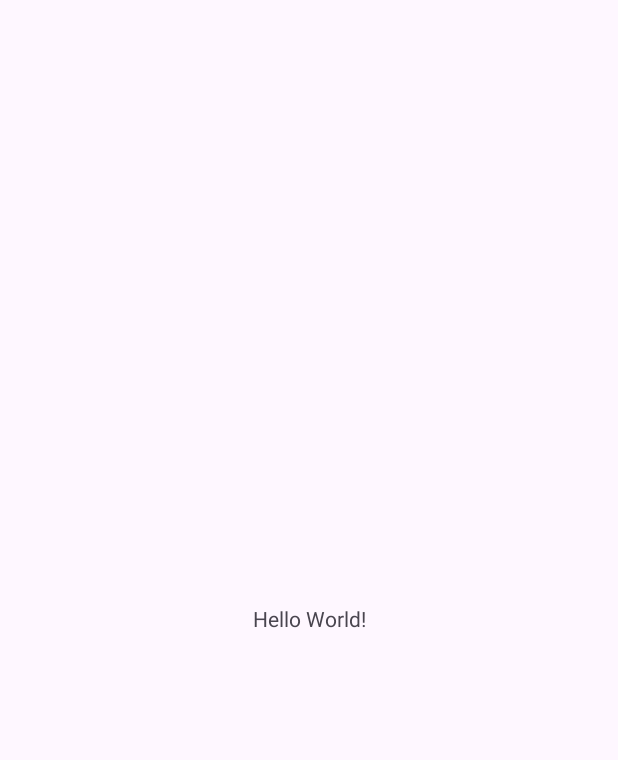
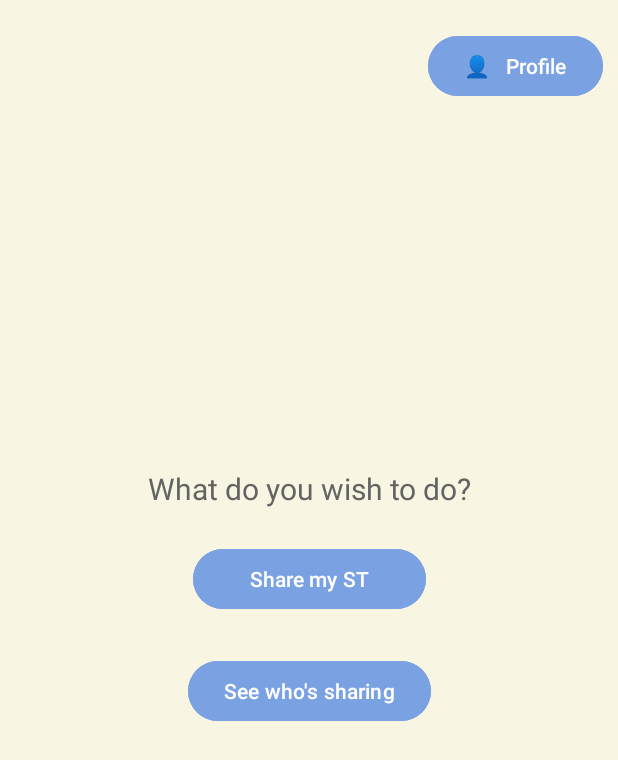
Before and after one commit to Daydreamer7337/Chillara, an Android app: the screen it shows after launch (MainActivity), on a phone screen of 412 x 824 dp. Before the commit the part shown is almost empty. Shown: the top 760 px of the screen. Run offline under Robolectric (Android 15) with nearby library versions, the phone set to English and light mode, and no system bars.

Commit message:
Home page created
Found a color theme and made home page layout.

```diff
--- a/app/src/main/java/com/uselessprojects/chillara/MainActivity.kt
+++ b/app/src/main/java/com/uselessprojects/chillara/MainActivity.kt
@@ -1,6 +1,7 @@
 package com.uselessprojects.chillara
 
 import android.os.Bundle
+import android.widget.Button
 import androidx.activity.enableEdgeToEdge
 import androidx.appcompat.app.AppCompatActivity
 import androidx.core.view.ViewCompat
@@ -11,10 +12,9 @@ class MainActivity : AppCompatActivity() {
         super.onCreate(savedInstanceState)
         enableEdgeToEdge()
         setContentView(R.layout.activity_main)
-        ViewCompat.setOnApplyWindowInsetsListener(findViewById(R.id.main)) { v, insets ->
-            val systemBars = insets.getInsets(WindowInsetsCompat.Type.systemBars())
-            v.setPadding(systemBars.left, systemBars.top, systemBars.right, systemBars.bottom)
-            insets
-        }
+
+        val profile_btn: Button = findViewById(R.id.view_profile_btn)
+        val shareST_page_btn: Button = findViewById(R.id.shareST_page_btn)
+        val scanST_page_btn: Button = findViewById(R.id.scanST_page_btn)
     }
 }
--- a/app/src/main/res/layout/activity_main.xml
+++ b/app/src/main/res/layout/activity_main.xml
@@ -5,15 +5,53 @@
     android:id="@+id/main"
     android:layout_width="match_parent"
     android:layout_height="match_parent"
-    tools:context=".MainActivity">
+    tools:context=".MainActivity"
+    android:background="@color/paleYellow"
+    android:paddingLeft="10dp"
+    android:paddingRight="10dp"
+    android:paddingTop="20dp"
+    android:paddingBottom="20dp">
 
-    <TextView
+    <Button
+        android:id="@+id/view_profile_btn"
         android:layout_width="wrap_content"
         android:layout_height="wrap_content"
-        android:text="Hello World!"
-        app:layout_constraintBottom_toBottomOf="parent"
+        android:text="👤   Profile"
+        android:backgroundTint="@color/lightBlue"
         app:layout_constraintEnd_toEndOf="parent"
-        app:layout_constraintStart_toStartOf="parent"
         app:layout_constraintTop_toTopOf="parent" />
 
+    <GridLayout
+        android:layout_width="match_parent"
+        android:layout_height="200dp"
+        android:columnCount="1"
+        android:rowCount="3"
+        app:layout_constraintBottom_toBottomOf="parent"
+        app:layout_constraintStart_toStartOf="parent"
+        app:layout_constraintTop_toTopOf="parent">
+
+        <TextView
+            android:text= "@string/home_text"
+            android:textColor="@color/textDark"
+            android:textAppearance="?android:attr/textAppearanceMedium"
+            android:textSize="20sp"
+            android:textAlignment="center"
+            android:layout_gravity="center"
+            android:height="50dp"/>
+
+        <Button
+            android:id="@+id/shareST_page_btn"
+            android:layout_gravity="center"
+            android:text="    Share my ST    "
+            android:backgroundTint="@color/lightBlue"
+            android:textColor="@color/white"/>
+
+        <Button
+            android:id="@+id/scanST_page_btn"
+            android:layout_gravity="center"
+            android:text="See who's sharing"
+            android:backgroundTint="@color/lightBlue"
+            android:textColor="@color/white"/>
+    </GridLayout>
+
 </androidx.constraintlayout.widget.ConstraintLayout>
--- a/app/src/main/res/values/colors.xml
+++ b/app/src/main/res/values/colors.xml
@@ -2,4 +2,11 @@
 <resources>
     <color name="black">#FF000000</color>
     <color name="white">#FFFFFFFF</color>
+    <color name="paleYellow">#F8F6E3</color>
+    <color name="lightTeal">#97E7E1</color>
+    <color name="lightCyan">#6AD4DD</color>
+    <color name="lightBlue">#7AA2E3</color>
+    <color name="paleBlue">#CFF0FF</color>
+    <color name="paleBlue2">#B1C8FA</color>
+    <color name="textDark">#636363</color>
 </resources>
--- a/app/src/main/res/values/strings.xml
+++ b/app/src/main/res/values/strings.xml
@@ -1,3 +1,4 @@
 <resources>
     <string name="app_name">Chillara</string>
+    <string name="home_text">"What do you wish to do?"</string>
 </resources>
```
